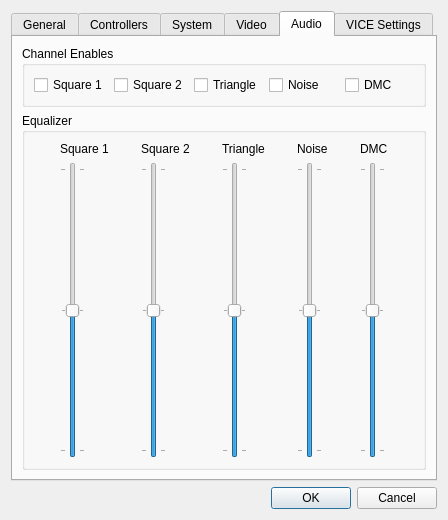
First picture: the form in apps/ide/emulator/emulatorprefsdialog.ui, repository christopherpow/nesicide, before the edit.
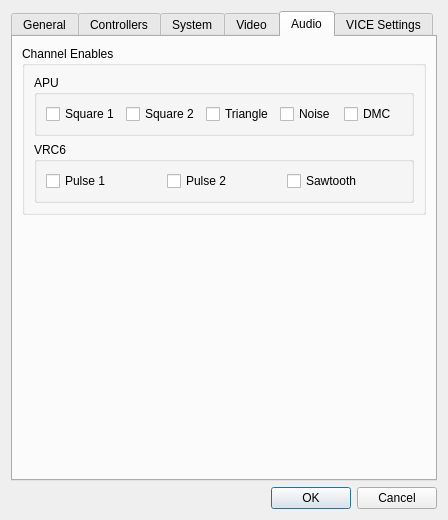
Second picture: the form after the edit. The open tabs and pages were chosen to show the change. Icons and pictures are not drawn. Custom widgets are drawn as their Qt base class.

```diff
--- a/apps/ide/emulator/emulatorprefsdialog.ui
+++ b/apps/ide/emulator/emulatorprefsdialog.ui
@@ -983,6 +983,12 @@
          </property>
          <layout class="QGridLayout" name="gridLayout_3">
           <item row="0" column="0">
+           <widget class="QGroupBox" name="groupBox_2">
+            <property name="title">
+             <string>APU</string>
+            </property>
+            <layout class="QGridLayout" name="gridLayout_4">
+             <item row="0" column="0">
            <widget class="QCheckBox" name="square1">
             <property name="text">
              <string>Square 1</string>
@@ -1020,145 +1026,52 @@
          </layout>
         </widget>
        </item>
-       <item row="1" column="0" colspan="2">
-        <widget class="QGroupBox" name="groupBox_2">
+          <item row="1" column="0">
+           <widget class="QGroupBox" name="groupBox_10">
          <property name="title">
-          <string>Equalizer</string>
-         </property>
-         <layout class="QGridLayout" name="gridLayout_4">
-          <item row="1" column="0">
-           <widget class="QSlider" name="square1Eq">
-            <property name="maximum">
-             <number>100</number>
-            </property>
-            <property name="sliderPosition">
-             <number>50</number>
-            </property>
-            <property name="orientation">
-             <enum>Qt::Vertical</enum>
-            </property>
-            <property name="tickPosition">
-             <enum>QSlider::TicksBothSides</enum>
-            </property>
-            <property name="tickInterval">
-             <number>50</number>
-            </property>
-           </widget>
-          </item>
-          <item row="1" column="1">
-           <widget class="QSlider" name="square2Eq">
-            <property name="maximum">
-             <number>100</number>
-            </property>
-            <property name="value">
-             <number>50</number>
-            </property>
-            <property name="orientation">
-             <enum>Qt::Vertical</enum>
-            </property>
-            <property name="tickPosition">
-             <enum>QSlider::TicksBothSides</enum>
-            </property>
-            <property name="tickInterval">
-             <number>50</number>
-            </property>
-           </widget>
-          </item>
-          <item row="1" column="2">
-           <widget class="QSlider" name="triangleEq">
-            <property name="maximum">
-             <number>100</number>
-            </property>
-            <property name="value">
-             <number>50</number>
-            </property>
-            <property name="orientation">
-             <enum>Qt::Vertical</enum>
-            </property>
-            <property name="tickPosition">
-             <enum>QSlider::TicksBothSides</enum>
-            </property>
-            <property name="tickInterval">
-             <number>50</number>
-            </property>
-           </widget>
-          </item>
-          <item row="1" column="3">
-           <widget class="QSlider" name="noiseEq">
-            <property name="maximum">
-             <number>100</number>
-            </property>
-            <property name="value">
-             <number>50</number>
-            </property>
-            <property name="orientation">
-             <enum>Qt::Vertical</enum>
-            </property>
-            <property name="tickPosition">
-             <enum>QSlider::TicksBothSides</enum>
-            </property>
-            <property name="tickInterval">
-             <number>50</number>
-            </property>
-           </widget>
-          </item>
-          <item row="1" column="4">
-           <widget class="QSlider" name="dmcEq">
-            <property name="maximum">
-             <number>100</number>
-            </property>
-            <property name="value">
-             <number>50</number>
-            </property>
-            <property name="orientation">
-             <enum>Qt::Vertical</enum>
-            </property>
-            <property name="tickPosition">
-             <enum>QSlider::TicksBothSides</enum>
-            </property>
-            <property name="tickInterval">
-             <number>50</number>
-            </property>
-           </widget>
-          </item>
+             <string>VRC6</string>
+            </property>
+            <layout class="QGridLayout" name="gridLayout_5">
           <item row="0" column="0">
-           <widget class="QLabel" name="label_11">
+              <widget class="QCheckBox" name="pulse1VRC6">
             <property name="text">
-             <string>Square 1</string>
+                <string>Pulse 1</string>
             </property>
            </widget>
           </item>
           <item row="0" column="1">
-           <widget class="QLabel" name="label_12">
+              <widget class="QCheckBox" name="pulse2VRC6">
             <property name="text">
-             <string>Square 2</string>
+                <string>Pulse 2</string>
             </property>
            </widget>
           </item>
           <item row="0" column="2">
-           <widget class="QLabel" name="label_13">
+              <widget class="QCheckBox" name="sawtoothVRC6">
             <property name="text">
-             <string>Triangle</string>
+                <string>Sawtooth</string>
             </property>
            </widget>
           </item>
-          <item row="0" column="3">
-           <widget class="QLabel" name="label_14">
-            <property name="text">
-             <string>Noise</string>
-            </property>
+            </layout>
            </widget>
           </item>
-          <item row="0" column="4">
-           <widget class="QLabel" name="label_15">
-            <property name="text">
-             <string>DMC</string>
-            </property>
-           </widget>
-          </item>
          </layout>
         </widget>
        </item>
+       <item row="1" column="0">
+        <spacer name="verticalSpacer_3">
+         <property name="orientation">
+          <enum>Qt::Vertical</enum>
+         </property>
+         <property name="sizeHint" stdset="0">
+          <size>
+           <width>20</width>
+           <height>40</height>
+          </size>
+         </property>
+        </spacer>
+       </item>
       </layout>
      </widget>
      <widget class="QWidget" name="c64vice">
```
Left out of the diff: 10 changed lines with no effect on the pictures. Lines whose indentation alone changed are shown as unchanged.
